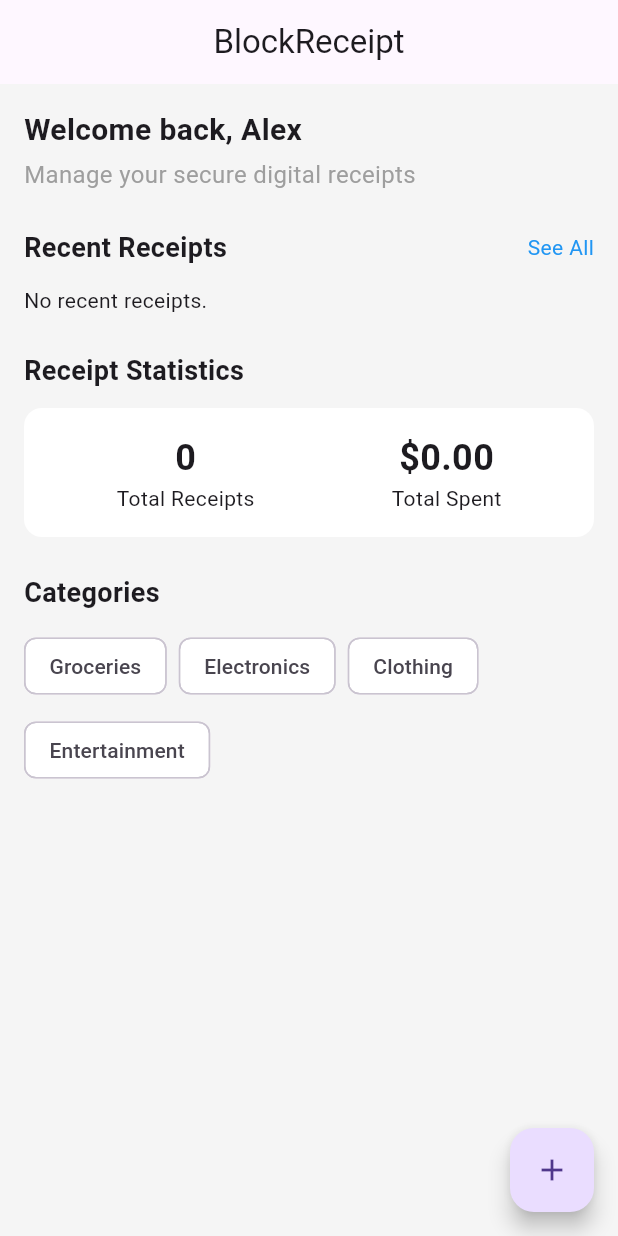
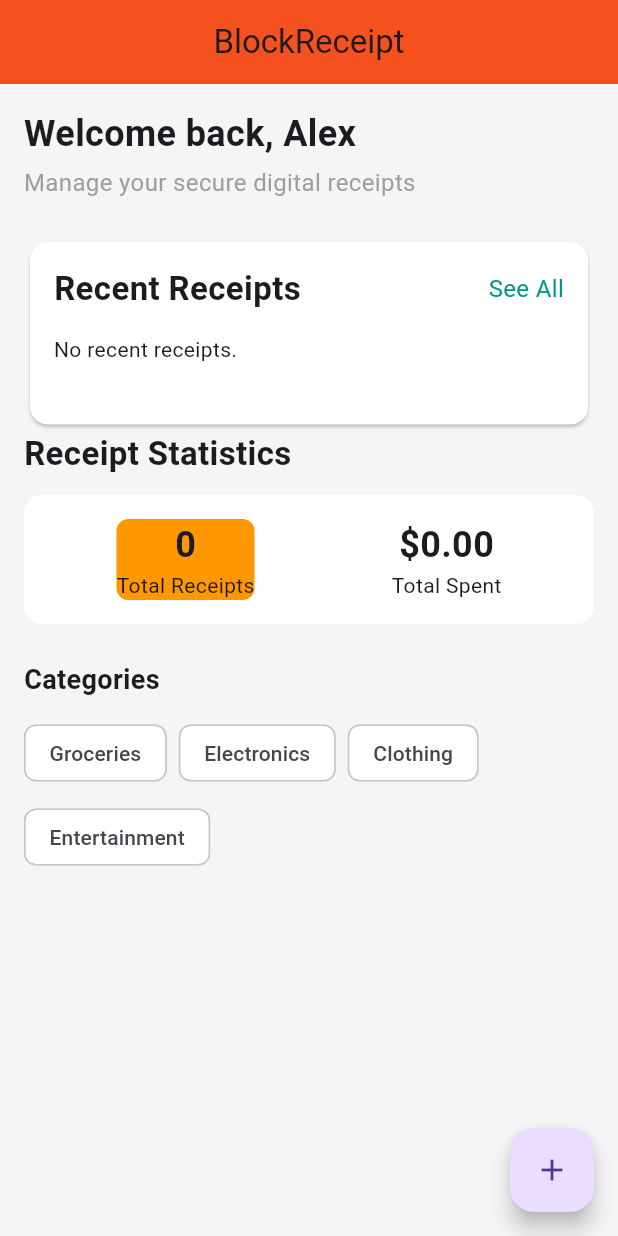
Before and after one commit to SteveTayor/Blockchain_digital_receipt, a Flutter app: the screen it shows after launch, on a phone screen of 412 x 824 dp. Run offline on Flutter 3.47's test engine with Material 3 defaults, Android fonts, the phone set to English and light mode, and no system bars; our stand-ins replace image_picker, sqflite; missing offline and left inert: web3dart; accounts and stored records are empty.

Commit message:
Enhance UI by updating AppBar colors and improving layout in receipt screens

```diff
--- a/lib/screen/add_receipt_screen.dart
+++ b/lib/screen/add_receipt_screen.dart
@@ -138,6 +138,7 @@ class _AddReceiptScreenState extends State<AddReceiptScreen> {
     return Scaffold(
       appBar: AppBar(
         title: const Text("Add New Receipt"),
+                backgroundColor: Colors.deepOrange.shade600,
       ),
       body: SafeArea(
         child: SingleChildScrollView(
--- a/lib/screen/home_screen.dart
+++ b/lib/screen/home_screen.dart
@@ -32,6 +32,7 @@ class _HomeScreenState extends State<HomeScreen> {
       appBar: AppBar(
         title: const Text('BlockReceipt'),
         centerTitle: true,
+        backgroundColor: Colors.deepOrange.shade600,
       ),
       body: FutureBuilder<List<Receipt>>(
         future: _futureReceipts,
@@ -53,22 +54,31 @@ class _HomeScreenState extends State<HomeScreen> {
                   // Welcome text
                   const Text(
                     "Welcome back, Alex",
-                    style: TextStyle(fontSize: 20, fontWeight: FontWeight.bold),
+                    textAlign: TextAlign.center,
+                    style: TextStyle(fontSize: 24, fontWeight: FontWeight.bold),
                   ),
                   const SizedBox(height: 4),
                   const Text(
                     "Manage your secure digital receipts",
+                    textAlign: TextAlign.center,
                     style: TextStyle(fontSize: 16, color: Colors.grey),
                   ),
                   const SizedBox(height: 24),
 
                   // Recent Receipts Section
+                  Card(
+                    color: Colors.white,
+                    child: Padding(
+                      padding: const EdgeInsets.symmetric(horizontal: 16.0, vertical: 16),
+                      child: Column(
+                        crossAxisAlignment: CrossAxisAlignment.start,
+                        children: [
                           Row(
                             mainAxisAlignment: MainAxisAlignment.spaceBetween,
                             children: [
                               const Text(
                                 "Recent Receipts",
-                        style: TextStyle(fontSize: 18, fontWeight: FontWeight.bold),
+                                style: TextStyle(fontSize: 22, fontWeight: FontWeight.bold),
                               ),
                               GestureDetector(
                                 onTap: () {
@@ -76,28 +86,32 @@ class _HomeScreenState extends State<HomeScreen> {
                                 },
                                 child: const Text(
                                   "See All",
-                          style: TextStyle(color: Colors.blue),
+                                  style: TextStyle(fontSize: 16, color: Colors.teal),
                                 ),
                               ),
                             ],
                           ),
-                  const SizedBox(height: 12),
+                  const SizedBox(height: 15),
                   if (receipts.isEmpty)
-                    const Text("No recent receipts.")
+                    const Text("No recent receipts.", textAlign: TextAlign.center,)
                   else
                     Column(
                       children: receipts
                           .reversed // show newest first
-                          .take(3)
+                          .take(4)
                           .map((r) => _buildReceiptTile(context, r))
                           .toList(),
                     ),
                   const SizedBox(height: 24),
+                        ],
+                      ),
+                    ),
+                  ),
 
                   // Receipt Statistics
                   const Text(
                     "Receipt Statistics",
-                    style: TextStyle(fontSize: 18, fontWeight: FontWeight.bold),
+                    style: TextStyle(fontSize: 22, fontWeight: FontWeight.bold),
                   ),
                   const SizedBox(height: 12),
                   _buildStatsCard(receipts),
@@ -146,9 +160,11 @@ class _HomeScreenState extends State<HomeScreen> {
   Widget _buildReceiptTile(BuildContext context, Receipt r) {
     final formattedDate = DateFormat.yMMMd().format(r.date);
     return Card(
+      color: Colors.orange.shade500,
       child: ListTile(
-        title: Text(r.vendorName),
-        subtitle: Text("$formattedDate • \$${r.amount.toStringAsFixed(2)}"),
+        title: Text(r.vendorName, style: const TextStyle(fontSize: 16, fontWeight: FontWeight.w600,), ),
+        subtitle: Text("$formattedDate "),
+        trailing: Text("\$${r.amount.toStringAsFixed(3)}", style: const TextStyle(color:Colors.deepOrange ,fontSize: 14, fontWeight: FontWeight.w400),),
         onTap: () {
           Navigator.of(context).push(
             MaterialPageRoute(
@@ -174,17 +190,24 @@ class _HomeScreenState extends State<HomeScreen> {
       child: Row(
         mainAxisAlignment: MainAxisAlignment.spaceAround,
         children: [
-          Column(
+          Container(
+            decoration: BoxDecoration(
+              color: Colors.orange.shade500,
+              borderRadius: BorderRadius.circular(8),
+            ),
+            child: Column(
               children: [
                 Text(
                   receipts.length.toString(),
                   style: const TextStyle(
                     fontSize: 24,
                     fontWeight: FontWeight.bold,
+
                   ),
                 ),
                 const Text("Total Receipts"),
               ],
+            ),
           ),
           Column(
             children: [
--- a/lib/screen/receipt_details_screen.dart
+++ b/lib/screen/receipt_details_screen.dart
@@ -51,6 +51,7 @@ class _ReceiptDetailsScreenState extends State<ReceiptDetailsScreen> {
     if (_isLoading) {
       return const Scaffold(
         body: Center(child: CircularProgressIndicator()),
+
       );
     }
     if (_receipt == null) {
@@ -69,6 +70,7 @@ class _ReceiptDetailsScreenState extends State<ReceiptDetailsScreen> {
     return Scaffold(
       appBar: AppBar(
         title: const Text("Receipt Details"),
+                backgroundColor: Colors.deepOrange.shade600,
       ),
       body: SingleChildScrollView(
         padding: const EdgeInsets.symmetric(horizontal: 16, vertical: 16),
```
Lines whose indentation alone changed are shown as unchanged.
